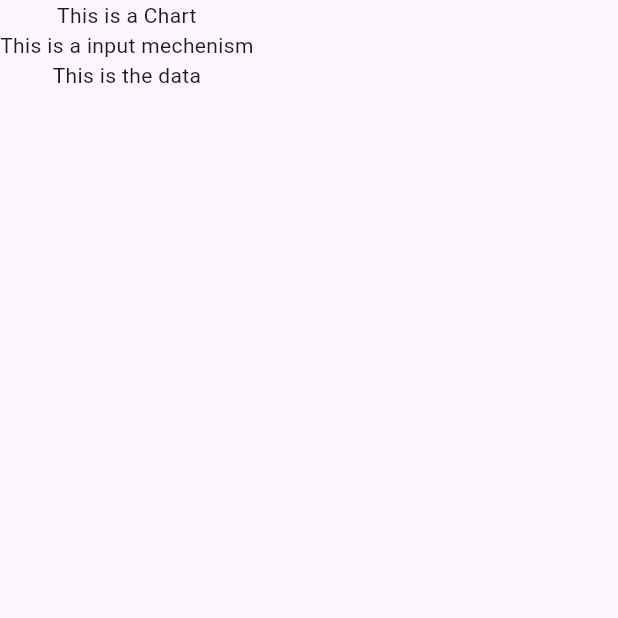
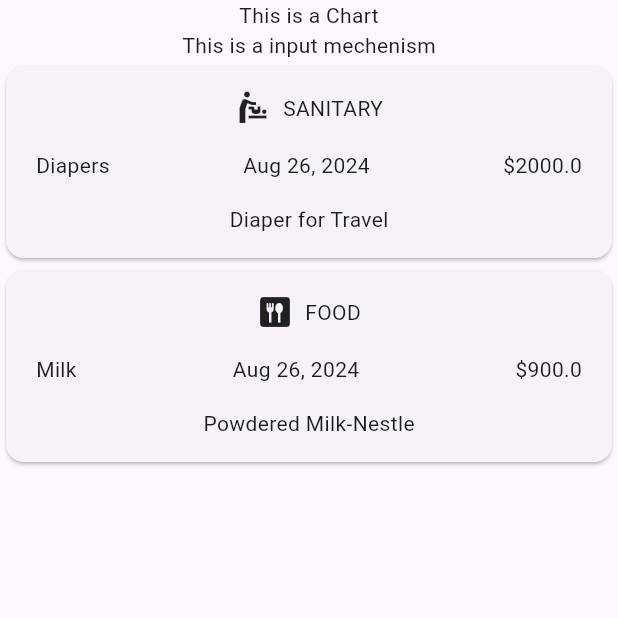
Before and after one commit to kaushalbundel/expense_tracker, a Flutter app: the screen it shows after launch, on a phone screen of 412 x 824 dp, the top half of it. Run offline on Flutter 3.47's test engine with Material 3 defaults, Android fonts, the phone set to English and light mode, and no system bars.

Commit message:
expense card created

```diff
--- a/lib/main.dart
+++ b/lib/main.dart
@@ -1,5 +1,5 @@
 import 'package:flutter/material.dart';
-import 'package:expense_tracker/expenses.dart';
+import 'package:expense_tracker/widgets/expenses.dart';
 
 void main() {
   runApp(
--- a/lib/models/expense.dart
+++ b/lib/models/expense.dart
@@ -1,5 +1,8 @@
 import 'package:uuid/uuid.dart';
+import 'package:flutter/material.dart';
+import 'package:intl/intl.dart';
 
+// for having unique values of expenses
 const uuid = Uuid();
 
 enum Category {
@@ -10,6 +13,22 @@ enum Category {
   travel,
   support
 } // support is for nanny's all related support // this is a type definition of enum Category without any closing ;
+
+extension CategoryExtension on Category {
+  String get name => toString().split('.').last;
+}
+
+const Map categoryIcon = {
+  Category.cloths: Icons.child_care,
+  Category.food: Icons.dining,
+  Category.sanitary: Icons.baby_changing_station,
+  Category.medical: Icons.medication,
+  Category.travel: Icons.leave_bags_at_home,
+  Category.support: Icons.support_agent,
+};
+
+//formatter to get the formatted value of date
+final formatter = DateFormat.yMMMd();
 
 class Expense {
   Expense(
@@ -26,4 +45,9 @@ class Expense {
   final double amount;
   final String id;
   final Category category;
+
+// to show formatted date in the widget
+  String get formattedDate {
+    return formatter.format(date);
+  }
 }
--- a/lib/expenses.dart
+++ b/lib/widgets/expenses.dart
@@ -1,5 +1,6 @@
 import 'package:flutter/material.dart';
 import 'package:expense_tracker/models/expense.dart';
+import 'package:expense_tracker/widgets/expenses/expense_list.dart';
 
 class Expenses extends StatefulWidget {
   const Expenses({super.key});
@@ -28,12 +29,12 @@ class _ExpenseState extends State<Expenses> {
   ];
   @override
   Widget build(context) {
-    return const Scaffold(
+    return Scaffold(
       body: Column(
         children: [
-          Text("This is a Chart"),
-          Text("This is a input mechenism"),
-          Text("This is the data")
+          const Text("This is a Chart"),
+          const Text("This is a input mechenism"),
+          ExpenseList(expenses: expenseList),
         ],
       ),
     );
--- /dev/null
+++ b/lib/widgets/expenses/expense_card.dart
@@ -0,0 +1,44 @@
+import 'package:flutter/material.dart';
+import 'package:expense_tracker/models/expense.dart';
+
+class ExpenseCard extends StatelessWidget {
+  const ExpenseCard({super.key, required this.expenseData});
+  final Expense expenseData;
+  @override
+  Widget build(context) {
+    return Card(
+      child: Padding(
+        padding: const EdgeInsets.symmetric(horizontal: 20, vertical: 16),
+        child: Column(
+          children: [
+            Row(
+              mainAxisAlignment: MainAxisAlignment.center,
+              children: [
+                Icon(categoryIcon[expenseData.category]),
+                const SizedBox(
+                  width: 8,
+                ),
+                Text(expenseData.category.name.toUpperCase()),
+              ],
+            ), //category is not shown properly in UI
+            const SizedBox(
+              height: 16,
+            ),
+            Row(
+              mainAxisAlignment: MainAxisAlignment.spaceBetween,
+              children: [
+                Text(expenseData.title),
+                Text(expenseData.formattedDate),
+                Text('\$${expenseData.amount.toStringAsFixed(1)}')
+              ],
+            ),
+            const SizedBox(
+              height: 16,
+            ),
+            Text(expenseData.description)
+          ],
+        ),
+      ),
+    );
+  }
+}
--- /dev/null
+++ b/lib/widgets/expenses/expense_list.dart
@@ -0,0 +1,17 @@
+import 'package:flutter/material.dart';
+import 'package:expense_tracker/models/expense.dart';
+import 'package:expense_tracker/widgets/expenses/expense_card.dart';
+
+class ExpenseList extends StatelessWidget {
+  const ExpenseList({super.key, required this.expenses});
+
+  final List<Expense> expenses;
+  @override
+  Widget build(context) {
+    return Expanded(
+      child: ListView.builder(
+          itemCount: expenses.length,
+          itemBuilder: (ctx, item) => ExpenseCard(expenseData: expenses[item])),
+    );
+  }
+}
--- a/pubspec.yaml
+++ b/pubspec.yaml
@@ -36,6 +36,7 @@ dependencies:
   # Use with the CupertinoIcons class for iOS style icons.
   cupertino_icons: ^1.0.6
   uuid: ^4.4.2
+  intl: ^0.19.0
 
 dev_dependencies:
   flutter_test:
```
Also changed, not shown: pubspec.lock.
